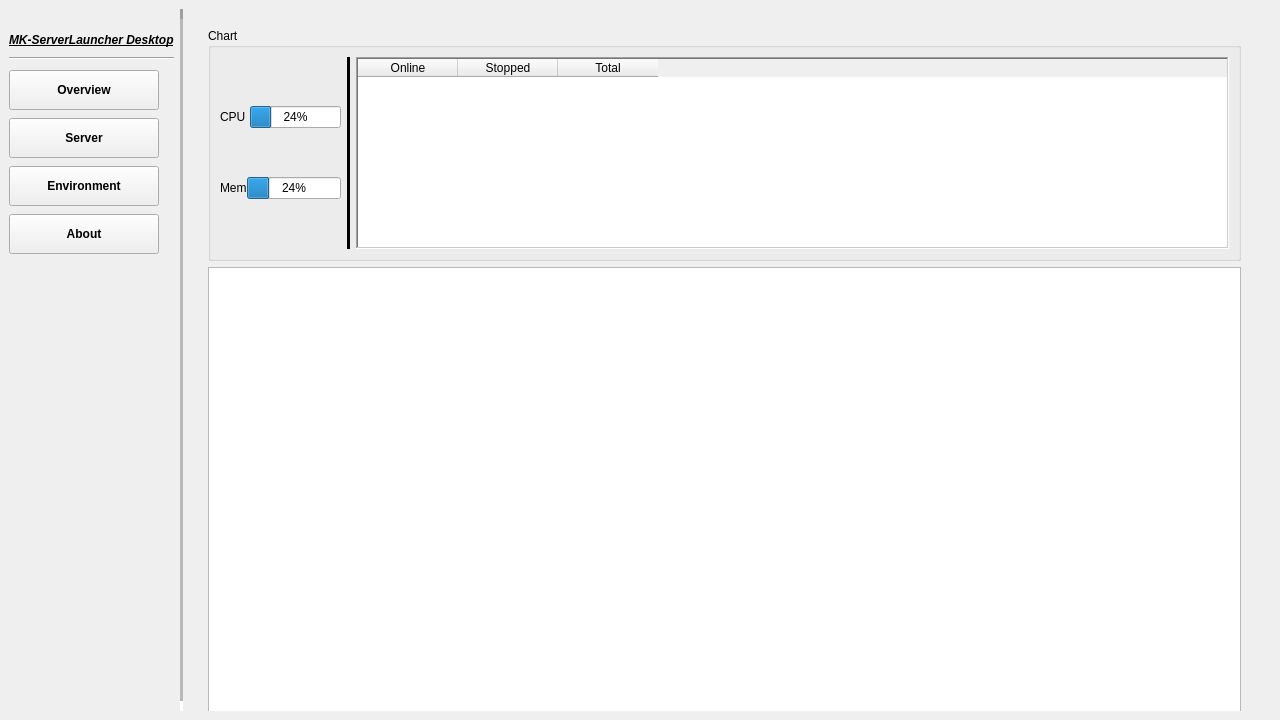
First picture: the form in Client.ui, repository MuVerse-Project/MK-ServerLauncherDesktop, before the edit.
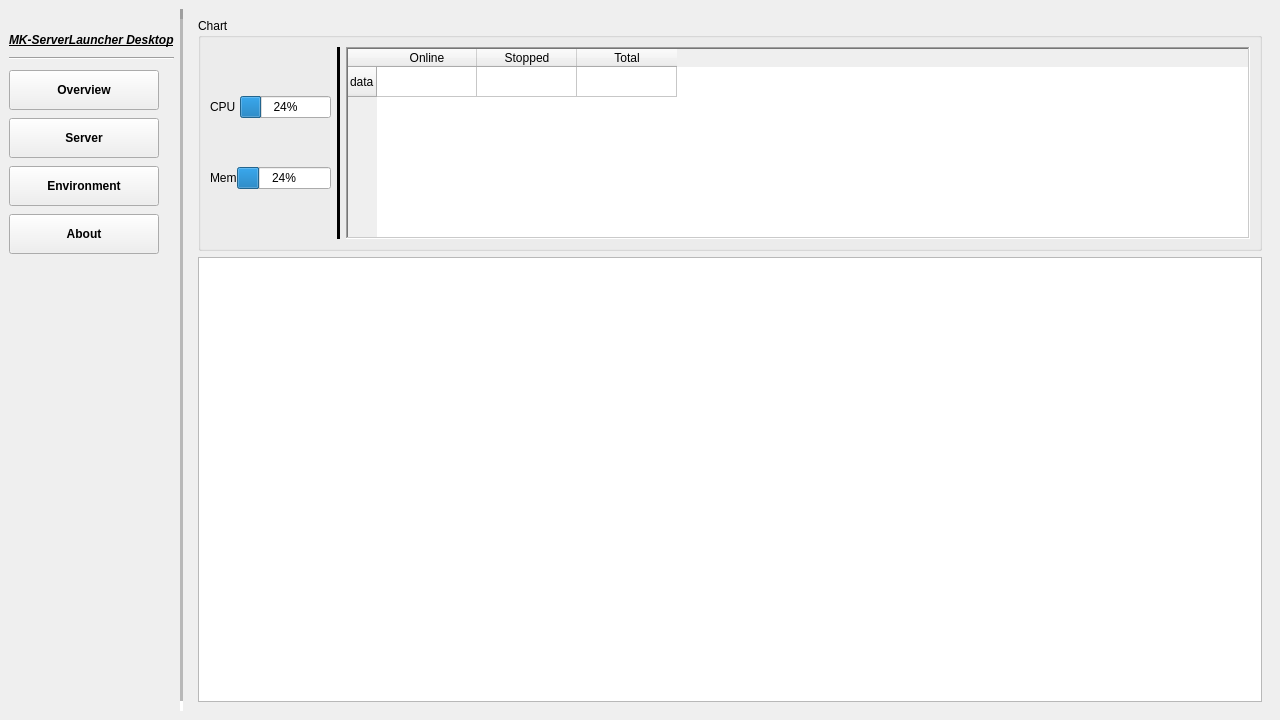
Second picture: the form after the edit. The open tabs and pages were chosen to show the change. Icons and pictures are not drawn.

```diff
--- a/Client.ui
+++ b/Client.ui
@@ -11,7 +11,7 @@
    </rect>
   </property>
   <property name="sizePolicy">
-   <sizepolicy hsizetype="Fixed" vsizetype="Expanding">
+   <sizepolicy hsizetype="Expanding" vsizetype="Expanding">
     <horstretch>0</horstretch>
     <verstretch>0</verstretch>
    </sizepolicy>
@@ -244,19 +244,25 @@
     <widget class="QWidget" name="TweenGuy" native="true">
      <property name="sizePolicy">
       <sizepolicy hsizetype="Expanding" vsizetype="Expanding">
-       <horstretch>0</horstretch>
-       <verstretch>0</verstretch>
+       <horstretch>1</horstretch>
+       <verstretch>1</verstretch>
       </sizepolicy>
      </property>
+     <layout class="QVBoxLayout" name="tweenGuyLayout">
+      <property name="leftMargin">
+       <number>0</number>
+      </property>
+      <property name="topMargin">
+       <number>0</number>
+      </property>
+      <property name="rightMargin">
+       <number>0</number>
+      </property>
+      <property name="bottomMargin">
+       <number>0</number>
+      </property>
+      <item>
      <widget class="QStackedWidget" name="stackedWidget">
-      <property name="geometry">
-       <rect>
-        <x>10</x>
-        <y>10</y>
-        <width>1051</width>
-        <height>702</height>
-       </rect>
-      </property>
       <property name="sizePolicy">
        <sizepolicy hsizetype="Expanding" vsizetype="Expanding">
         <horstretch>1</horstretch>
@@ -369,7 +375,7 @@
               <enum>Qt::PenStyle::SolidLine</enum>
              </property>
              <property name="rowCount">
-              <number>0</number>
+                <number>1</number>
              </property>
              <attribute name="horizontalHeaderStretchLastSection">
               <bool>false</bool>
@@ -377,6 +383,11 @@
              <attribute name="verticalHeaderStretchLastSection">
               <bool>false</bool>
              </attribute>
+               <row>
+                <property name="text">
+                 <string>data</string>
+                </property>
+               </row>
              <column>
               <property name="text">
                <string>Online</string>
@@ -401,7 +412,7 @@
          <widget class="QTextEdit" name="textEdit">
           <property name="font">
            <font>
-            <pointsize>17</pointsize>
+              <pointsize>12</pointsize>
            </font>
           </property>
           <property name="readOnly">
@@ -697,6 +708,8 @@
        </layout>
       </widget>
      </widget>
+      </item>
+     </layout>
     </widget>
    </item>
   </layout>
```
Left out of the diff: 5 changed lines with no effect on the pictures. Lines whose indentation alone changed are shown as unchanged.
